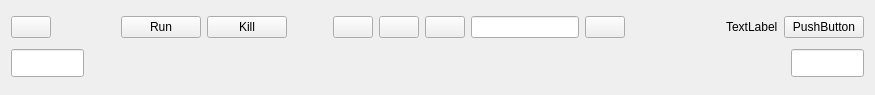
zenustech/zeno, file ui/zenoedit/timeline/ztimeline.ui: the form before one commit.
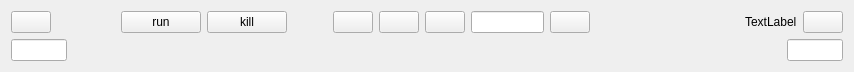
The form after the commit. Custom widgets are drawn as their Qt base class.

Commit message: [dev] ui for timeline slider.

```diff
--- a/ui/zenoedit/timeline/ztimeline.ui
+++ b/ui/zenoedit/timeline/ztimeline.ui
@@ -6,8 +6,8 @@
    <rect>
     <x>0</x>
     <y>0</y>
-    <width>875</width>
-    <height>95</height>
+    <width>854</width>
+    <height>69</height>
    </rect>
   </property>
   <property name="sizePolicy">
@@ -48,14 +48,14 @@
      <item>
       <widget class="QPushButton" name="btnRun">
        <property name="text">
-        <string>Run</string>
+        <string>run</string>
        </property>
       </widget>
      </item>
      <item>
       <widget class="QPushButton" name="btnKill">
        <property name="text">
-        <string>Kill</string>
+        <string>kill</string>
        </property>
       </widget>
      </item>
@@ -99,11 +99,23 @@
      <item>
       <widget class="QLineEdit" name="lineEdit">
        <property name="sizePolicy">
-        <sizepolicy hsizetype="Preferred" vsizetype="Fixed">
+        <sizepolicy hsizetype="Fixed" vsizetype="Expanding">
          <horstretch>0</horstretch>
          <verstretch>0</verstretch>
         </sizepolicy>
        </property>
+       <property name="minimumSize">
+        <size>
+         <width>73</width>
+         <height>0</height>
+        </size>
+       </property>
+       <property name="maximumSize">
+        <size>
+         <width>73</width>
+         <height>16777215</height>
+        </size>
+       </property>
       </widget>
      </item>
      <item>
@@ -136,7 +148,7 @@
      <item>
       <widget class="QPushButton" name="pushButton_8">
        <property name="text">
-        <string>PushButton</string>
+        <string/>
        </property>
       </widget>
      </item>
@@ -147,21 +159,21 @@
      <item>
       <widget class="QLineEdit" name="editFrom">
        <property name="sizePolicy">
-        <sizepolicy hsizetype="Preferred" vsizetype="Fixed">
+        <sizepolicy hsizetype="Preferred" vsizetype="Expanding">
          <horstretch>0</horstretch>
          <verstretch>0</verstretch>
         </sizepolicy>
        </property>
        <property name="minimumSize">
         <size>
-         <width>73</width>
-         <height>28</height>
+         <width>56</width>
+         <height>0</height>
         </size>
        </property>
        <property name="maximumSize">
         <size>
-         <width>73</width>
-         <height>28</height>
+         <width>56</width>
+         <height>16777215</height>
         </size>
        </property>
       </widget>
@@ -172,21 +184,21 @@
      <item>
       <widget class="QLineEdit" name="editTo">
        <property name="sizePolicy">
-        <sizepolicy hsizetype="Preferred" vsizetype="Fixed">
+        <sizepolicy hsizetype="Preferred" vsizetype="Expanding">
          <horstretch>0</horstretch>
          <verstretch>0</verstretch>
         </sizepolicy>
        </property>
        <property name="minimumSize">
         <size>
-         <width>73</width>
-         <height>28</height>
+         <width>56</width>
+         <height>0</height>
         </size>
        </property>
        <property name="maximumSize">
         <size>
-         <width>73</width>
-         <height>28</height>
+         <width>56</width>
+         <height>16777215</height>
         </size>
        </property>
       </widget>
```
The commit also changes 6 other files.
